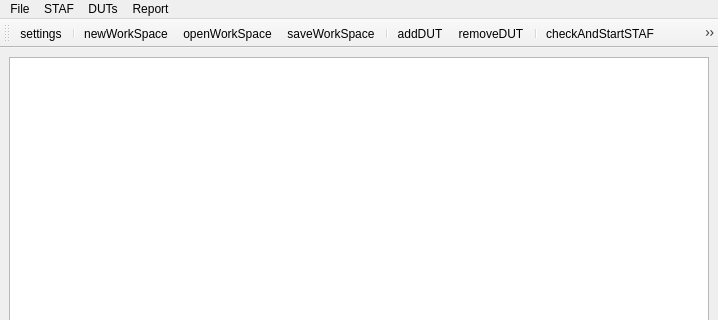
Old version of the form XSTAF/ui/mainWindow.ui in the repository xcgspring/XSTAF; both pictures show x 0 to 718 and y 0 to 320 of the 718 by 600 pixel window.
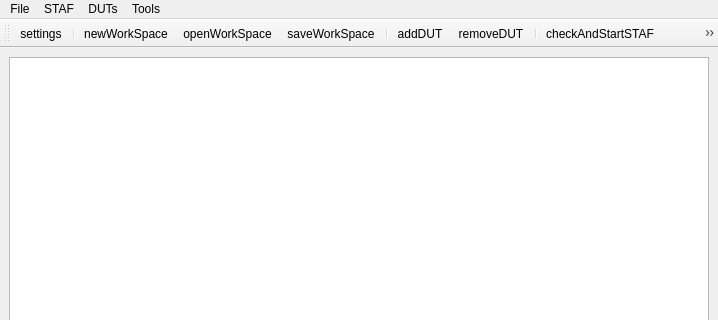
New version of the form. Icons and pictures are not drawn.

```diff
--- a/XSTAF/ui/mainWindow.ui
+++ b/XSTAF/ui/mainWindow.ui
@@ -69,7 +69,7 @@
    </widget>
    <widget class="QMenu" name="menuReport">
     <property name="title">
-     <string>Report</string>
+     <string>Tools</string>
     </property>
     <addaction name="actionGenerateReport"/>
    </widget>
```
Left out of the diff: 18 changed lines with no effect on the pictures.
